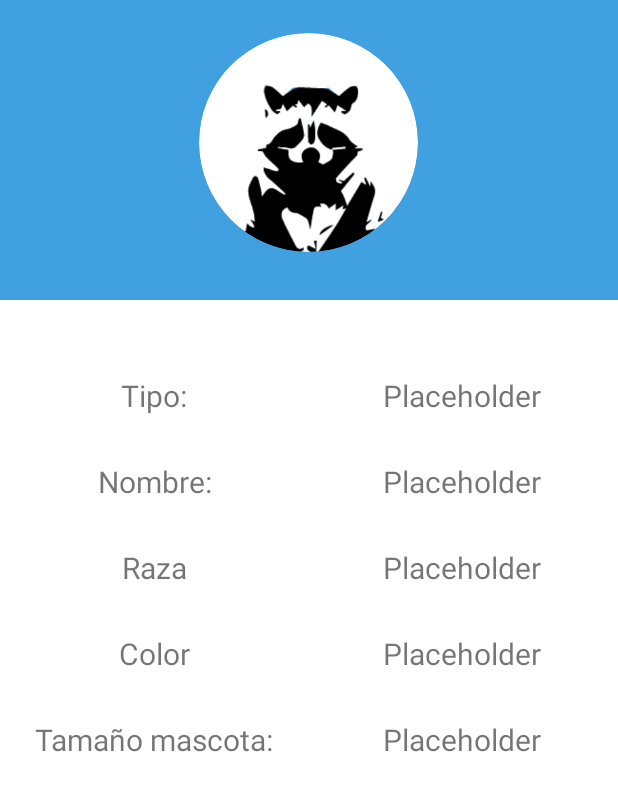
After one commit to matiasErenchun/ProyectoTecnologiasMoviles-, an Android app: the fragment VistaEspecificaMascota shown on its own in the app's theme, on a phone screen of 412 x 824 dp. The commit adds this screen. Shown: the top 791 px of the screen. Run offline under Robolectric (Android 15) with nearby library versions, the phone set to English and light mode, and no system bars; our stand-ins replace CircleImageView.

Commit message:
Finalización apartado perfil mascotas cliente
Uno que otro fix + fragment perfil mascota

```diff
--- /dev/null
+++ b/app/src/main/java/com/example/VeterHub/VistaEspecificaMascota.kt
@@ -0,0 +1,59 @@
+package com.example.VeterHub
+
+import android.os.Bundle
+import androidx.fragment.app.Fragment
+import android.view.LayoutInflater
+import android.view.View
+import android.view.ViewGroup
+
+// TODO: Rename parameter arguments, choose names that match
+// the fragment initialization parameters, e.g. ARG_ITEM_NUMBER
+private const val ARG_PARAM1 = "param1"
+private const val ARG_PARAM2 = "param2"
+
+/**
+ * A simple [Fragment] subclass.
+ * Use the [VistaEspecificaMascota.newInstance] factory method to
+ * create an instance of this fragment.
+ */
+class VistaEspecificaMascota : Fragment() {
+    // TODO: Rename and change types of parameters
+    private var param1: String? = null
+    private var param2: String? = null
+
+    override fun onCreate(savedInstanceState: Bundle?) {
+        super.onCreate(savedInstanceState)
+        arguments?.let {
+            param1 = it.getString(ARG_PARAM1)
+            param2 = it.getString(ARG_PARAM2)
+        }
+    }
+
+    override fun onCreateView(
+        inflater: LayoutInflater, container: ViewGroup?,
+        savedInstanceState: Bundle?
+    ): View? {
+        // Inflate the layout for this fragment
+        return inflater.inflate(R.layout.fragment_vista_especifica_mascota, container, false)
+    }
+
+    companion object {
+        /**
+         * Use this factory method to create a new instance of
+         * this fragment using the provided parameters.
+         *
+         * @param param1 Parameter 1.
+         * @param param2 Parameter 2.
+         * @return A new instance of fragment VistaEspecificaMascota.
+         */
+        // TODO: Rename and change types and number of parameters
+        @JvmStatic
+        fun newInstance(param1: String, param2: String) =
+            VistaEspecificaMascota().apply {
+                arguments = Bundle().apply {
+                    putString(ARG_PARAM1, param1)
+                    putString(ARG_PARAM2, param2)
+                }
+            }
+    }
+}
--- /dev/null
+++ b/app/src/main/res/drawable/outline_add_24.xml
@@ -0,0 +1,10 @@
+<vector xmlns:android="http://schemas.android.com/apk/res/android"
+    android:width="24dp"
+    android:height="24dp"
+    android:viewportWidth="24"
+    android:viewportHeight="24"
+    android:tint="?attr/colorControlNormal">
+  <path
+      android:fillColor="@android:color/white"
+      android:pathData="M19,13h-6v6h-2v-6H5v-2h6V5h2v6h6V13z"/>
+</vector>
--- a/app/src/main/res/layout/fragment_item_lista_mascota.xml
+++ b/app/src/main/res/layout/fragment_item_lista_mascota.xml
@@ -49,7 +49,6 @@
                 android:ellipsize="marquee"
                 android:singleLine="true"
                 android:text = "This is the title line"
-                android:textColor = "@color/black_light"
                 android:textSize = "16sp"
                 android:fontFamily="sans-serif"/>
 
--- /dev/null
+++ b/app/src/main/res/layout/fragment_vista_especifica_mascota.xml
@@ -0,0 +1,233 @@
+<?xml version="1.0" encoding="utf-8"?>
+<RelativeLayout xmlns:android="http://schemas.android.com/apk/res/android"
+    xmlns:tools="http://schemas.android.com/tools"
+    xmlns:app="http://schemas.android.com/apk/res-auto"
+    android:id="@+id/activity_profile"
+    android:layout_width="match_parent"
+    android:layout_height="match_parent"
+    android:orientation="vertical">
+
+    <View
+        android:id="@+id/view"
+        android:layout_width="match_parent"
+        android:layout_height="200dp"
+        />
+
+    <ScrollView
+        android:id="@+id/scrollView_account"
+        android:layout_width="match_parent"
+        android:layout_height="match_parent">
+
+
+        <RelativeLayout
+            android:id="@+id/linear_account"
+            android:layout_width="match_parent"
+            android:layout_height="match_parent"
+            android:orientation="vertical">
+
+            <RelativeLayout
+                android:layout_width="match_parent"
+                android:layout_height="wrap_content"
+                android:layout_alignParentTop="true"
+                android:layout_alignParentStart="true"
+                android:background="@color/azul_500">
+
+                <de.hdodenhof.circleimageview.CircleImageView
+                    android:id="@+id/imageview_account_profile"
+                    android:layout_width="150dp"
+                    android:layout_height="150dp"
+                    android:layout_marginTop="20dp"
+
+                    android:layout_centerHorizontal="true"
+                    android:src="@drawable/ahprofilepicpet"
+                    app:civ_border_color="@color/azul_500"
+                    app:civ_border_width="2dp" />
+
+
+
+                <LinearLayout
+                    android:layout_width="match_parent"
+                    android:layout_height="match_parent"
+                    android:layout_marginTop="100dp"
+                    android:orientation="vertical"
+                    >
+
+                    <LinearLayout
+                        android:layout_width="match_parent"
+                        android:layout_height="match_parent"
+                        android:layout_marginLeft="10dp"
+                        android:layout_marginTop="100dp"
+                        android:layout_marginRight="10dp"
+                        android:orientation="vertical"></LinearLayout>
+                </LinearLayout>
+
+
+            </RelativeLayout>
+
+
+        </RelativeLayout>
+
+    </ScrollView>
+    <LinearLayout
+        android:layout_width="match_parent"
+        android:layout_height="match_parent"
+        android:layout_marginTop="250dp"
+        android:layout_marginBottom="150dp"
+        android:orientation="horizontal">
+        <!--<com.google.android.material.textfield.TextInputLayout
+            android:id="@+id/id_menu_tipo_mascota"
+            style="@style/Widget.MaterialComponents.TextInputLayout.FilledBox.ExposedDropdownMenu"
+            android:layout_width="200dp"
+            android:layout_height="50dp"
+            android:hint="Tipo"
+            android:layout_gravity="center_horizontal">
+
+            <AutoCompleteTextView
+                android:layout_width="match_parent"
+                android:layout_height="wrap_content"
+                android:inputType="none"
+                />
+
+        </com.google.android.material.textfield.TextInputLayout>-->
+        <LinearLayout
+            android:layout_width="205dp"
+            android:layout_height="match_parent"
+            android:orientation="vertical">
+
+            <androidx.appcompat.widget.AppCompatTextView
+                android:layout_width="match_parent"
+                android:layout_height="wrap_content"
+                android:text="Tipo:"
+                android:textSize="20dp"
+                android:textAlignment="center"
+                >
+            </androidx.appcompat.widget.AppCompatTextView>
+            <Space android:layout_height="30dp"
+                android:layout_width="match_parent">
+
+            </Space>
+            <androidx.appcompat.widget.AppCompatTextView
+                android:layout_width="match_parent"
+                android:layout_height="wrap_content"
+                android:text="Nombre:"
+                android:textSize="20dp"
+                android:textAlignment="center"
+                >
+            </androidx.appcompat.widget.AppCompatTextView>
+            <Space android:layout_height="30dp"
+                android:layout_width="match_parent">
+
+            </Space>
+            <androidx.appcompat.widget.AppCompatTextView
+                android:layout_width="match_parent"
+                android:layout_height="wrap_content"
+                android:text="Raza"
+                android:textSize="20dp"
+                android:textAlignment="center"
+                >
+            </androidx.appcompat.widget.AppCompatTextView>
+            <Space android:layout_height="30dp"
+                android:layout_width="match_parent">
+
+            </Space>
+            <androidx.appcompat.widget.AppCompatTextView
+                android:layout_width="match_parent"
+                android:layout_height="wrap_content"
+                android:text="Color"
+                android:textSize="20dp"
+                android:textAlignment="center"
+                >
+            </androidx.appcompat.widget.AppCompatTextView>
+            <Space android:layout_height="30dp"
+                android:layout_width="match_parent">
+
+            </Space>
+            <androidx.appcompat.widget.AppCompatTextView
+                android:layout_width="match_parent"
+                android:layout_height="wrap_content"
+                android:text="Tamaño mascota:"
+                android:textSize="20dp"
+                android:textAlignment="center"
+                >
+            </androidx.appcompat.widget.AppCompatTextView>
+            <Space android:layout_height="30dp"
+                android:layout_width="match_parent">
+
+            </Space>
+        </LinearLayout>
+
+        <LinearLayout
+            android:layout_width="205dp"
+            android:layout_height="match_parent"
+            android:orientation="vertical">
+
+            <androidx.appcompat.widget.AppCompatTextView
+                android:layout_width="match_parent"
+                android:layout_height="wrap_content"
+                android:id="@+id/tipoMascotaEspecifico"
+                android:text="Placeholder"
+                android:textSize="20dp"
+                android:textAlignment="center"
+                >
+            </androidx.appcompat.widget.AppCompatTextView>
+            <Space android:layout_height="30dp"
+                android:layout_width="match_parent">
+
+            </Space>
+            <androidx.appcompat.widget.AppCompatTextView
+                android:layout_width="match_parent"
+                android:layout_height="wrap_content"
+                android:id="@+id/nombreMascotaEspecifico"
+                android:text="Placeholder"
+                android:textSize="20dp"
+                android:textAlignment="center"
+                >
+            </androidx.appcompat.widget.AppCompatTextView>
+            <Space android:layout_height="30dp"
+                android:layout_width="match_parent">
+
+            </Space>
+            <androidx.appcompat.widget.AppCompatTextView
+                android:layout_width="match_parent"
+                android:layout_height="wrap_content"
+                android:id="@+id/razaMascotaEspecifico"
+                android:text="Placeholder"
+                android:textSize="20dp"
+                android:textAlignment="center"
+                >
+            </androidx.appcompat.widget.AppCompatTextView>
+            <Space android:layout_height="30dp"
+                android:layout_width="match_parent">
+
+            </Space>
+            <androidx.appcompat.widget.AppCompatTextView
+                android:layout_width="match_parent"
+                android:layout_height="wrap_content"
+                android:id="@+id/colorMascotaEspecifico"
+                android:text="Placeholder"
+                android:textSize="20dp"
+                android:textAlignment="center"
+                >
+            </androidx.appcompat.widget.AppCompatTextView>
+            <Space android:layout_height="30dp"
+                android:layout_width="match_parent">
+
+            </Space>
+            <androidx.appcompat.widget.AppCompatTextView
+                android:layout_width="match_parent"
+                android:layout_height="wrap_content"
+                android:id="@+id/tamanioMascotaEspecifico"
+                android:text="Placeholder"
+                android:textSize="20dp"
+                android:textAlignment="center"
+                >
+            </androidx.appcompat.widget.AppCompatTextView>
+            <Space android:layout_height="30dp"
+                android:layout_width="match_parent">
+
+            </Space>
+        </LinearLayout>
+    </LinearLayout>
+
+
+</RelativeLayout>
--- a/app/src/main/res/layout/fragment_vista_perfil_mascota.xml
+++ b/app/src/main/res/layout/fragment_vista_perfil_mascota.xml
@@ -47,7 +47,7 @@
                 android:layout_alignParentBottom="true"
                 android:layout_alignEnd="@+id/imageview_account_profile"
                 android:id="@+id/floatingActionButton"
-                android:src="@drawable/outline_photo_camera_24"
+                android:src="@drawable/outline_add_24"
                 app:maxImageSize="36dp"
                 app:tint="@color/white"
 
```
